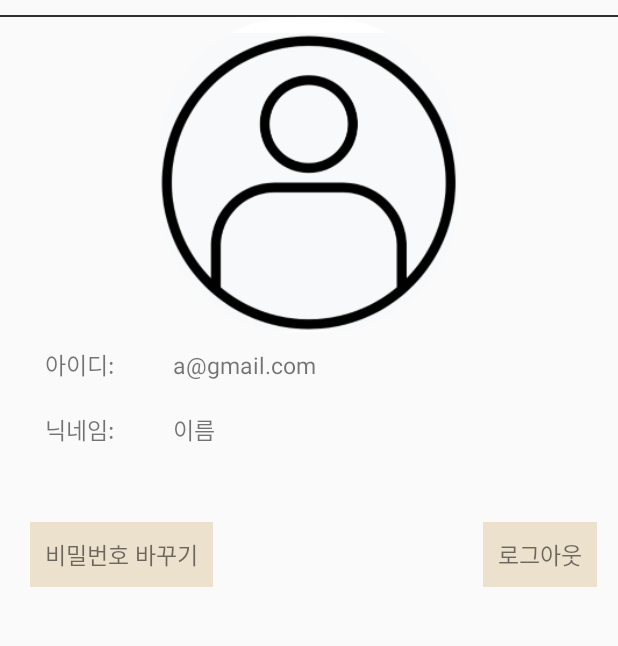
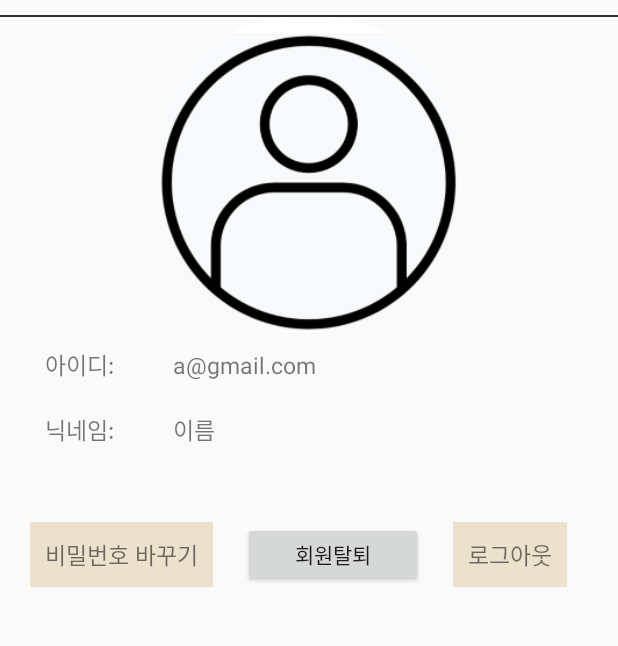
Before and after one commit to cindia3704/Button_Android, an Android app: the MyProfile screen opened directly, with no data from a screen before it, on a phone screen of 412 x 824 dp, the part 99-745 px from its top. Run offline under Robolectric (Android 15) with nearby library versions, the light colour scheme and no system bars; 2 statements that could not run were skipped.

Commit message:
Update activity_my_profile.xml

```diff
--- a/app/src/main/res/layout/activity_my_profile.xml
+++ b/app/src/main/res/layout/activity_my_profile.xml
@@ -6,6 +6,7 @@
     android:layout_height="match_parent"
     android:orientation="vertical"
     tools:context=".startApp_1.activity.MyProfile">
+
     <LinearLayout
         android:id="@+id/top_logo"
         android:layout_width="match_parent"
@@ -13,12 +14,14 @@
         android:layout_gravity="top"
         android:orientation="vertical"
         android:paddingTop="10dp">
+
         <ImageView
             android:id="@+id/top_logo_icon"
             android:layout_width="100dp"
             android:layout_height="56dp"
             android:layout_gravity="center_horizontal"
             android:src="@drawable/main_logo" />
+
         <View
             android:layout_width="fill_parent"
             android:layout_height="1dp"
@@ -26,16 +29,18 @@
             android:background="#302F2F" />
 
     </LinearLayout>
+
     <LinearLayout
         android:layout_width="wrap_content"
         android:layout_height="wrap_content"
-        android:orientation="vertical"
         android:layout_gravity="center_horizontal"
-        android:gravity="center">
+        android:gravity="center"
+        android:orientation="vertical">
+
         <androidx.cardview.widget.CardView
-        android:layout_gravity="center_horizontal"
             android:layout_width="wrap_content"
             android:layout_height="wrap_content"
+            android:layout_gravity="center_horizontal"
             app:cardCornerRadius="90dp"
             app:cardElevation="0dp"
             app:layout_constraintStart_toStartOf="parent"
@@ -47,80 +52,97 @@
                 android:layout_height="200dp"
                 android:layout_gravity="center_horizontal"
                 android:layout_marginTop="10dp"
-            android:src="@drawable/person__icon1"
-            android:scaleType="fitCenter" />
+                android:scaleType="fitCenter"
+                android:src="@drawable/person__icon1" />
         </androidx.cardview.widget.CardView>
     </LinearLayout>
+
     <LinearLayout
         android:layout_width="match_parent"
         android:layout_height="wrap_content">
+
         <TextView
             android:id="@+id/profile_id_content"
-            android:text="아이디: "
-            android:textSize="15dp"
+            android:layout_width="wrap_content"
+            android:layout_height="wrap_content"
+            android:layout_marginLeft="20dp"
             android:gravity="center"
             android:padding="10dp"
-            android:layout_marginLeft="20dp"
-            android:layout_width="wrap_content"
-            android:layout_height="wrap_content"/>
+            android:text="아이디: "
+            android:textSize="15dp" />
+
         <TextView
             android:id="@+id/profile_id"
-            android:text="a@gmail.com"
-            android:textSize="15dp"
+            android:layout_width="wrap_content"
+            android:layout_height="wrap_content"
+            android:layout_marginLeft="20dp"
             android:gravity="center"
             android:padding="5dp"
-            android:layout_marginLeft="20dp"
-            android:layout_width="wrap_content"
-            android:layout_height="wrap_content"/>
+            android:text="a@gmail.com"
+            android:textSize="15dp" />
     </LinearLayout>
+
     <LinearLayout
         android:layout_width="match_parent"
         android:layout_height="wrap_content">
+
         <TextView
             android:id="@+id/profile_name_content"
-        android:text="닉네임: "
-        android:textSize="15dp"
+            android:layout_width="wrap_content"
+            android:layout_height="wrap_content"
+            android:layout_marginLeft="20dp"
             android:gravity="center"
             android:padding="10dp"
-        android:layout_marginLeft="20dp"
-        android:layout_width="wrap_content"
-        android:layout_height="wrap_content"/>
+            android:text="닉네임: "
+            android:textSize="15dp" />
+
         <TextView
             android:id="@+id/profile_name"
-            android:text="이름"
-            android:textSize="15dp"
+            android:layout_width="wrap_content"
+            android:layout_height="wrap_content"
+            android:layout_marginLeft="20dp"
             android:gravity="center"
             android:padding="5dp"
-            android:layout_marginLeft="20dp"
-            android:layout_width="wrap_content"
-            android:layout_height="wrap_content"/>
+            android:text="이름"
+            android:textSize="15dp" />
     </LinearLayout>
+
     <LinearLayout
         android:layout_width="match_parent"
         android:layout_height="wrap_content"
-        android:orientation="horizontal"
-        android:layout_marginTop="40dp">
+        android:layout_marginTop="40dp"
+        android:orientation="horizontal">
+
         <TextView
             android:id="@+id/change_pw"
             android:layout_width="wrap_content"
             android:layout_height="wrap_content"
+            android:layout_marginLeft="20dp"
+            android:layout_marginRight="20dp"
+            android:background="@color/buttonColor"
+            android:gravity="center"
+            android:padding="10dp"
             android:text="비밀번호 바꾸기"
-            android:padding="10dp"
-            android:background="@color/buttonColor"
-            android:textSize="15dp"
-            android:gravity="center"
-            android:layout_marginLeft="20dp"
-            android:layout_marginRight="60dp"/>
+            android:textSize="15dp" />
+
+
+        <Button
+            android:id="@+id/withdrawal"
+            android:layout_width="120dp"
+            android:text="회원탈퇴"
+            android:layout_gravity="center"
+            android:layout_height="match_parent"/>
+
         <TextView
             android:id="@+id/logout"
             android:layout_width="wrap_content"
+            android:layout_height="wrap_content"
+            android:layout_marginLeft="20dp"
+            android:background="@color/buttonColor"
+            android:gravity="center"
             android:padding="10dp"
-        android:layout_height="wrap_content"
             android:text="로그아웃"
-        android:background="@color/buttonColor"
-        android:textSize="15dp"
-        android:gravity="center"
-        android:layout_marginLeft="120dp"/>
+            android:textSize="15dp" />
 
 
     </LinearLayout>
```
Lines whose indentation alone changed are shown as unchanged.
